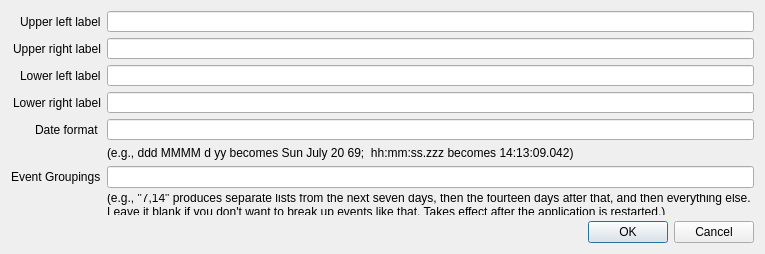
This is preferencesdialog.ui in adamb924/TaskManager as Qt 5 draws it before an edit. The edited form follows.
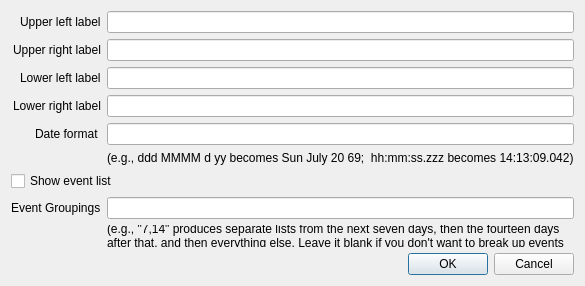
This is the edited form.

Commit message: Make showing events optional

What changed in the file:
```diff
--- a/preferencesdialog.ui
+++ b/preferencesdialog.ui
@@ -6,8 +6,8 @@
    <rect>
     <x>0</x>
     <y>0</y>
-    <width>765</width>
-    <height>254</height>
+    <width>524</width>
+    <height>286</height>
    </rect>
   </property>
   <property name="windowTitle">
@@ -72,13 +72,6 @@
      <item row="4" column="1">
       <widget class="QLineEdit" name="date"/>
      </item>
-     <item row="5" column="1">
-      <widget class="QLabel" name="label">
-       <property name="text">
-        <string>(e.g., ddd MMMM d yy becomes Sun July 20 69;  hh:mm:ss.zzz becomes 14:13:09.042)</string>
-       </property>
-      </widget>
-     </item>
      <item row="5" column="0">
       <widget class="QLabel" name="label_2">
        <property name="text">
@@ -86,17 +79,24 @@
        </property>
       </widget>
      </item>
-     <item row="6" column="0">
+     <item row="5" column="1">
+      <widget class="QLabel" name="label">
+       <property name="text">
+        <string>(e.g., ddd MMMM d yy becomes Sun July 20 69;  hh:mm:ss.zzz becomes 14:13:09.042)</string>
+       </property>
+      </widget>
+     </item>
+     <item row="7" column="0">
       <widget class="QLabel" name="label_3">
        <property name="text">
         <string>Event Groupings</string>
        </property>
       </widget>
      </item>
-     <item row="6" column="1">
-      <widget class="QLineEdit" name="eventGroupingsEdit"/>
-     </item>
      <item row="7" column="1">
+      <widget class="QLineEdit" name="eventGroupingsEdit"/>
+     </item>
+     <item row="8" column="1">
       <widget class="QLabel" name="label_4">
        <property name="text">
         <string>(e.g., &quot;7,14&quot; produces separate lists from the next seven days, then the fourteen days after that, and then everything else. Leave it blank if you don't want to break up events like that. Takes effect after the application is restarted.)</string>
@@ -106,6 +106,13 @@
        </property>
       </widget>
      </item>
+     <item row="6" column="0" colspan="2">
+      <widget class="QCheckBox" name="showEventsCheckBox">
+       <property name="text">
+        <string>Show event list</string>
+       </property>
+      </widget>
+     </item>
     </layout>
    </item>
    <item>
```
The commit also changes 2 other files.
